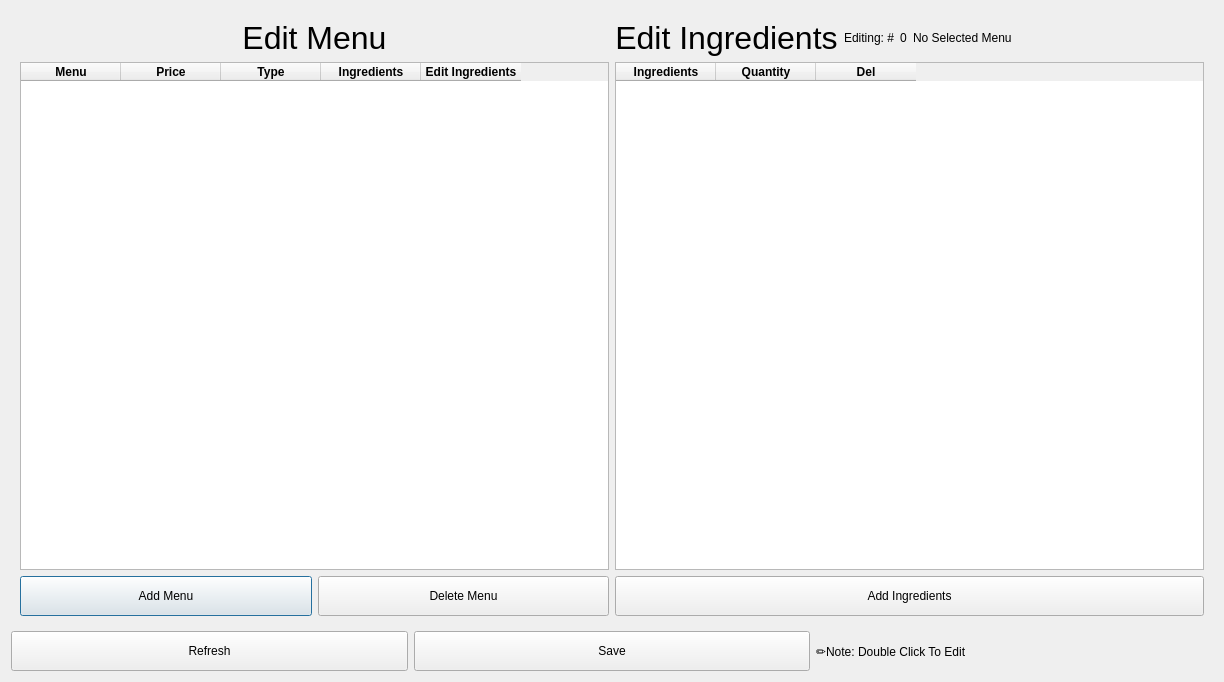
First picture: the form in ui/editmenu.ui, repository sriv95/Restaurant-Management, before the edit.
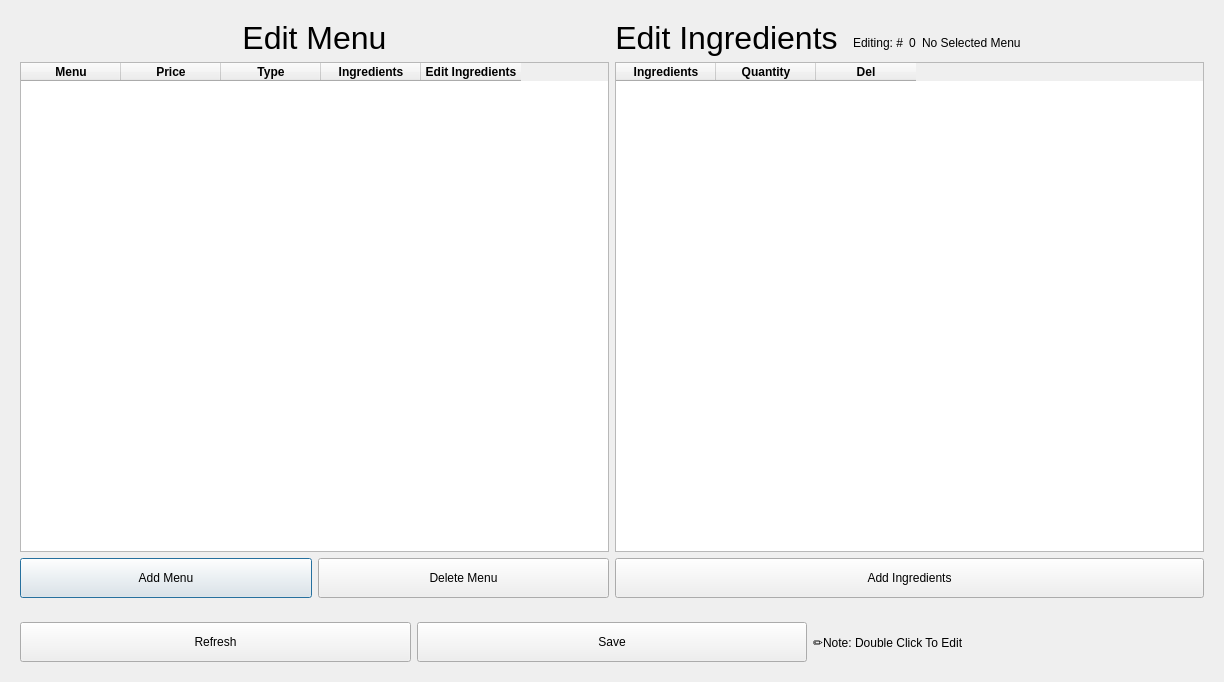
Second picture: the form after the edit.

The edit to the form file:
```diff
--- a/ui/editmenu.ui
+++ b/ui/editmenu.ui
@@ -36,6 +36,9 @@
         </item>
         <item>
          <widget class="QTableWidget" name="MenuTable">
+          <attribute name="horizontalHeaderDefaultSectionSize">
+           <number>100</number>
+          </attribute>
           <column>
            <property name="text">
             <string>Menu</string>
@@ -152,6 +155,12 @@
            </widget>
           </item>
           <item>
+           <widget class="QWidget" name="TextSelecteMenu" native="true">
+            <layout class="QHBoxLayout" name="horizontalLayout_6">
+             <property name="bottomMargin">
+              <number>0</number>
+             </property>
+             <item>
            <widget class="QLabel" name="label">
             <property name="sizePolicy">
              <sizepolicy hsizetype="Minimum" vsizetype="Preferred">
@@ -194,6 +203,9 @@
            </widget>
           </item>
          </layout>
+           </widget>
+          </item>
+         </layout>
         </item>
         <item>
          <widget class="QTableWidget" name="IngTable">
@@ -252,6 +264,7 @@
     </widget>
    </item>
    <item>
+    <widget class="QWidget" name="Widget_Button2" native="true">
     <layout class="QHBoxLayout" name="horizontalLayout">
      <item>
       <widget class="QPushButton" name="RefreshBtn">
@@ -287,6 +300,7 @@
       </widget>
      </item>
     </layout>
+    </widget>
    </item>
   </layout>
  </widget>
```
Lines whose indentation alone changed are shown as unchanged.
